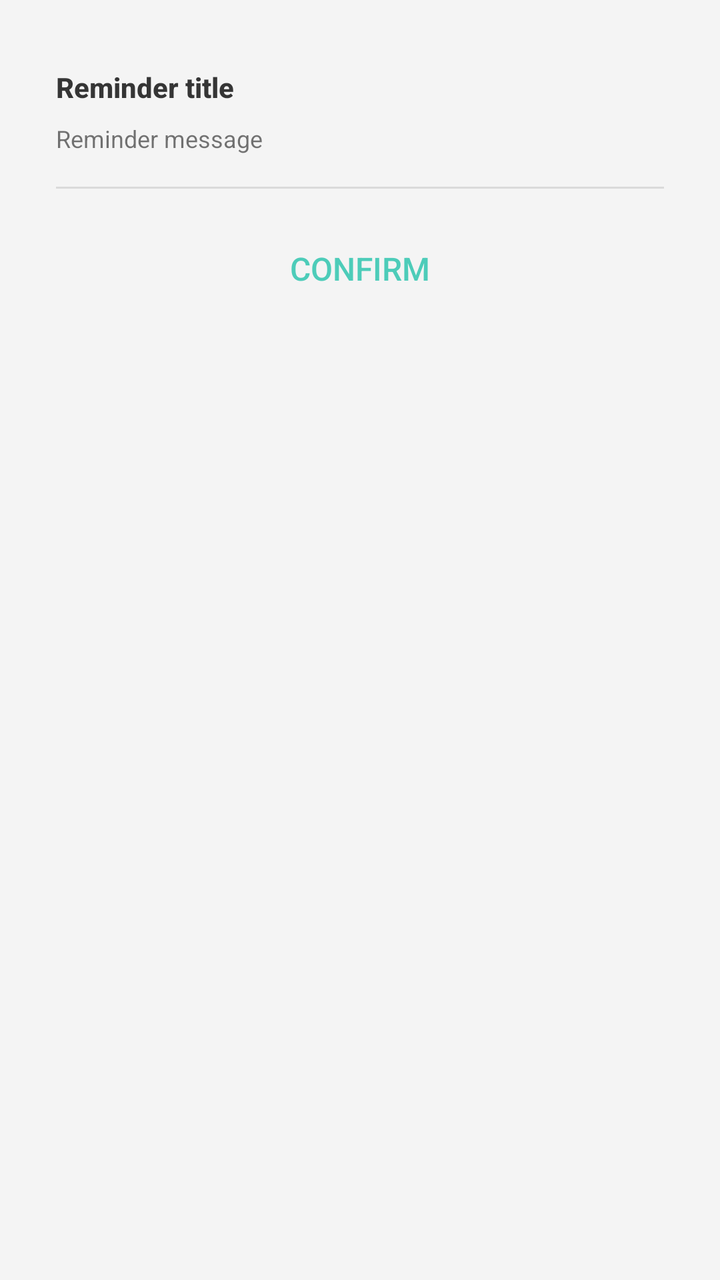
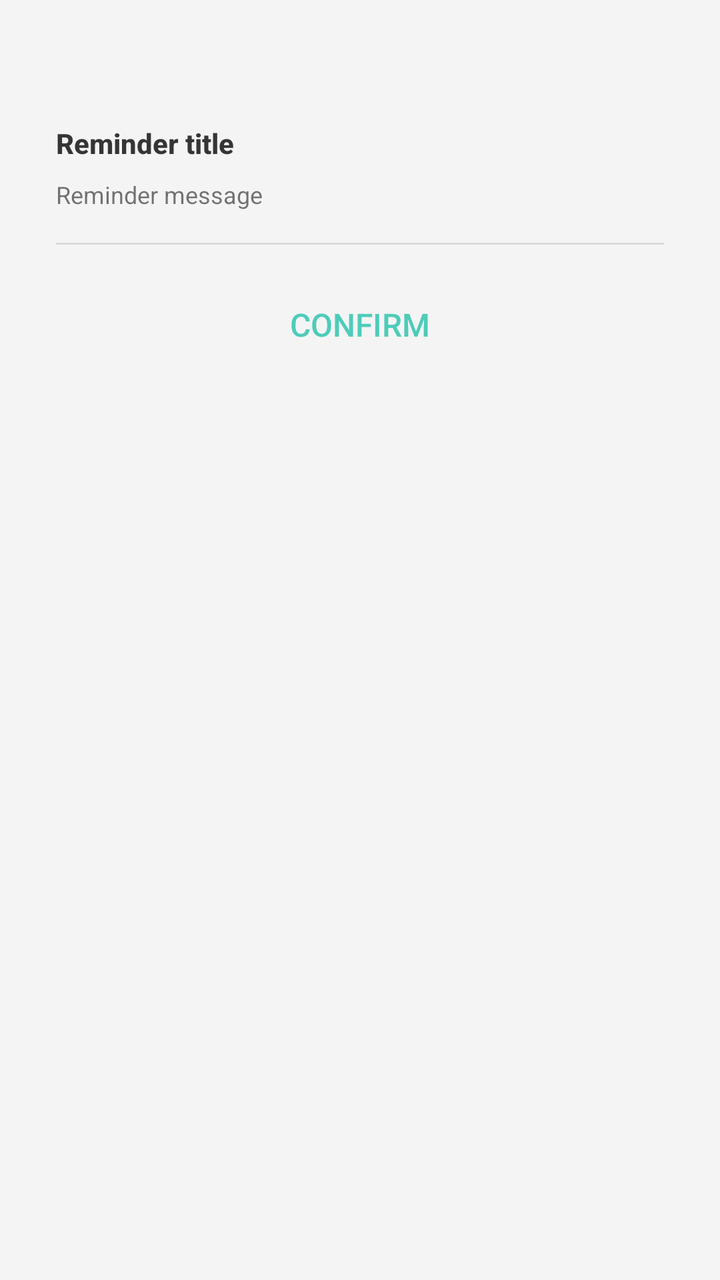

An Android layout rendered at two revisions. The XML below is the earlier revision; the diff shows what the commit changed to produce the second picture.
<!-- AndroidManifest.xml: application theme AppTheme -->
<!-- res/layout/dialog_help_info.xml -->
<?xml version="1.0" encoding="utf-8"?>
<ScrollView
    xmlns:android="http://schemas.android.com/apk/res/android"
    android:overScrollMode="never"
    android:layout_width="match_parent"
    android:layout_height="match_parent">

    <LinearLayout
        android:layout_width="match_parent"
        android:layout_height="wrap_content"
        android:orientation="vertical"
        android:padding="12dp">

        <LinearLayout
            android:alpha="0.9"
            android:layout_width="match_parent"
            android:layout_height="wrap_content"
            android:minHeight="150dp"
            android:layout_marginTop="6dp"
            android:layout_marginBottom="8dp"
            android:background="@drawable/krscript_item_ripple_kon"
            android:orientation="vertical">

            <TextView
                android:id="@+id/confirm_title"
                android:breakStrategy="simple"
                style="@style/dialogTitle"
                android:text="@string/confirm_title" />
            <TextView
                android:id="@+id/confirm_message"
                android:breakStrategy="simple"
                style="@style/dialogDesc"
                android:text="@string/confirm_message" />

            <FrameLayout
                android:id="@+id/confirm_custom_view"
                android:layout_width="match_parent"
                android:layout_height="wrap_content" />

            
            <View
                android:layout_width="match_parent"
                android:layout_height="1dp"
                android:layout_marginHorizontal="16dp"
                android:layout_marginTop="16dp"
                android:background="?android:attr/listDivider" />

            <LinearLayout
                android:layout_margin="16dp"
                android:orientation="horizontal"
                android:layout_width="match_parent"
                android:layout_height="wrap_content">

                <Button
                    android:id="@+id/btn_confirm"
                    style="@style/dialogCancelBtn"
                    android:text="@string/btn_confirm">
                </Button>
            </LinearLayout>
        </LinearLayout>

    </LinearLayout>
</ScrollView>
<!-- resources referenced by this layout -->
<resources>
  <string name="btn_confirm">Confirm</string>
  <string name="confirm_message">Reminder message</string>
  <string name="confirm_title">Reminder title</string>
  <style name="dialogCancelBtn" parent="dialogLargeBtn">
          <item name="android:layout_marginStart">0dp</item>
          <item name="android:background">@drawable/btn_bg_large_secondary</item>
      </style>
  <style name="dialogDesc" parent="@style/textSmall">
          <item name="android:paddingStart">16dp</item>
          <item name="android:paddingEnd">16dp</item>
          <item name="android:paddingTop">8dp</item>
          <item name="android:layout_width">match_parent</item>
          <item name="android:layout_height">wrap_content</item>
          <item name="android:breakStrategy">simple</item>
      </style>
  <style name="dialogTitle" parent="@style/textTitle">
          <item name="android:paddingStart">16dp</item>
          <item name="android:paddingEnd">16dp</item>
          <item name="android:paddingTop">16dp</item>
          <item name="android:layout_width">match_parent</item>
          <item name="android:layout_height">wrap_content</item>
          <item name="android:breakStrategy">simple</item>
      </style>
  <style name="dialogLargeBtn" parent="@style/Widget.AppCompat.Button.ButtonBar.AlertDialog">
          <item name="android:alpha">0.8</item>
          <item name="android:layout_marginStart">16dp</item>
          <item name="android:layout_weight">1</item>
          <item name="android:layout_width">0dp</item>
          <item name="android:layout_height">48dp</item>
          <item name="android:gravity">center</item>
          <item name="android:textSize">16dp</item>
      </style>
  <style name="textSmall">
          <item name="android:textColor">?android:attr/textColorSecondary</item>
          <item name="android:textSize">12sp</item>
          <item name="android:breakStrategy">simple</item>
      </style>
  <style name="textTitle" parent="@style/TextAppearance.AppCompat.Title">
          <item name="android:textColor">?android:attr/textColorPrimary</item>
          <item name="android:textStyle">bold</item>
          <item name="android:textSize">14dp</item>
          <item name="android:breakStrategy">simple</item>
      </style>
  <color name="colorPrimary">#64CDB6</color>
  <color name="colorPrimaryDark">#30C7B6</color>
  <color name="colorAccent">#0dbda2</color>
  <color name="colorParseDark">#20605f5f</color>
  <color name="colorPirmDark">#20000000</color>
  <color name="status_bg_light">@android:color/white</color>
  <style name="AppTheme.AppBarOverlay.Light" parent="ThemeOverlay.AppCompat.ActionBar">
          <item name="titleTextColor">?android:textColorPrimary</item>
          <item name="subtitleTextColor">?android:textColorSecondary</item>
          <item name="android:popupBackground">@drawable/kr_spinner_popup_bg</item>
      </style>
  <color name="window_bg_light">#f4f4f4</color>
  <color name="cardBgLight">#CCFFFFFF</color>
  <style name="SceneSwitch" parent="Widget.AppCompat.CompoundButton.Switch">
          <item name="android:textColor">?android:attr/textColorPrimary</item>
          <item name="android:textStyle">bold</item>
          <item name="android:textSize">14dp</item>
          <item name="android:thumb">@drawable/switch_thumb</item>
          <item name="android:track">@drawable/switch_track</item>
          <item name="android:textAppearance">@style/textTitle</item>
          <item name="android:textOn" />
          <item name="android:textOff" />
          <item name="android:showText">false</item>
      </style>
</resources>

<!-- the commit's change to res/layout/dialog_help_info.xml (unified diff, before → after) -->
@@ -1,63 +1,75 @@
 <?xml version="1.0" encoding="utf-8"?>
-<ScrollView
+<LinearLayout
     xmlns:android="http://schemas.android.com/apk/res/android"
-    android:overScrollMode="never"
+    style="@style/dialogRootSmall"
+    android:orientation="vertical"
     android:layout_width="match_parent"
     android:layout_height="match_parent">
 
     <LinearLayout
+        android:alpha="0.9"
         android:layout_width="match_parent"
         android:layout_height="wrap_content"
-        android:orientation="vertical"
-        android:padding="12dp">
+        android:minHeight="150dp"
+        android:layout_marginTop="6dp"
+        android:layout_marginBottom="8dp"
+        android:background="@drawable/krscript_item_ripple_kon"
+        android:orientation="vertical">
+
+        <TextView
+            android:id="@+id/confirm_title"
+            android:breakStrategy="simple"
+            style="@style/dialogTitle"
+            android:text="@string/confirm_title" />
+
+        
+        <ScrollView
+            android:layout_width="match_parent"
+            android:layout_height="0dp"
+            android:layout_weight="1"
+            android:fillViewport="true"
+            android:requiresFadingEdge="vertical"
+            android:overScrollMode="never"
+            android:scrollbars="none">
+
+            <LinearLayout
+                android:layout_width="match_parent"
+                android:layout_height="wrap_content"
+                android:orientation="vertical">
+
+                <TextView
+                    android:id="@+id/confirm_message"
+                    android:breakStrategy="simple"
+                    style="@style/dialogDesc"
+                    android:text="@string/confirm_message" />
+
+                <FrameLayout
+                    android:id="@+id/confirm_custom_view"
+                    android:layout_width="match_parent"
+                    android:layout_height="wrap_content" />
+
+            </LinearLayout>
+        </ScrollView>
+
+        
+        <View
+            android:layout_width="match_parent"
+            android:layout_height="1dp"
+            android:layout_marginHorizontal="16dp"
+            android:layout_marginTop="16dp"
+            android:background="?android:attr/listDivider" />
 
         <LinearLayout
-            android:alpha="0.9"
+            android:layout_margin="16dp"
+            android:orientation="horizontal"
             android:layout_width="match_parent"
-            android:layout_height="wrap_content"
-            android:minHeight="150dp"
-            android:layout_marginTop="6dp"
-            android:layout_marginBottom="8dp"
-            android:background="@drawable/krscript_item_ripple_kon"
-            android:orientation="vertical">
+            android:layout_height="wrap_content">
 
-            <TextView
-                android:id="@+id/confirm_title"
-                android:breakStrategy="simple"
-                style="@style/dialogTitle"
-                android:text="@string/confirm_title" />
-            <TextView
-                android:id="@+id/confirm_message"
-                android:breakStrategy="simple"
-                style="@style/dialogDesc"
-                android:text="@string/confirm_message" />
-
-            <FrameLayout
-                android:id="@+id/confirm_custom_view"
-                android:layout_width="match_parent"
-                android:layout_height="wrap_content" />
-
-            
-            <View
-                android:layout_width="match_parent"
-                android:layout_height="1dp"
-                android:layout_marginHorizontal="16dp"
-                android:layout_marginTop="16dp"
-                android:background="?android:attr/listDivider" />
-
-            <LinearLayout
-                android:layout_margin="16dp"
-                android:orientation="horizontal"
-                android:layout_width="match_parent"
-                android:layout_height="wrap_content">
-
-                <Button
-                    android:id="@+id/btn_confirm"
-                    style="@style/dialogCancelBtn"
-                    android:text="@string/btn_confirm">
-                </Button>
-            </LinearLayout>
+            <Button
+                android:id="@+id/btn_confirm"
+                style="@style/dialogCancelBtn"
+                android:text="@string/btn_confirm">
+            </Button>
         </LinearLayout>
-
     </LinearLayout>
-</ScrollView>
+</LinearLayout>
<!-- resource entries referenced after the edit -->
@@ -14,6 +14,15 @@
           <item name="android:layout_width">match_parent</item>
           <item name="android:layout_height">wrap_content</item>
           <item name="android:breakStrategy">simple</item>
+      </style>
+  <style name="dialogRootSmall">
+          <item name="android:layout_width">match_parent</item>
+          <item name="android:layout_height">match_parent</item>
+          <item name="android:orientation">vertical</item>
+          <item name="android:paddingTop">40dp</item>
+          <item name="android:paddingBottom">16dp</item>
+          <item name="android:paddingLeft">12dp</item>
+          <item name="android:paddingRight">12dp</item>
       </style>
   <style name="dialogTitle" parent="@style/textTitle">
           <item name="android:paddingStart">16dp</item>
